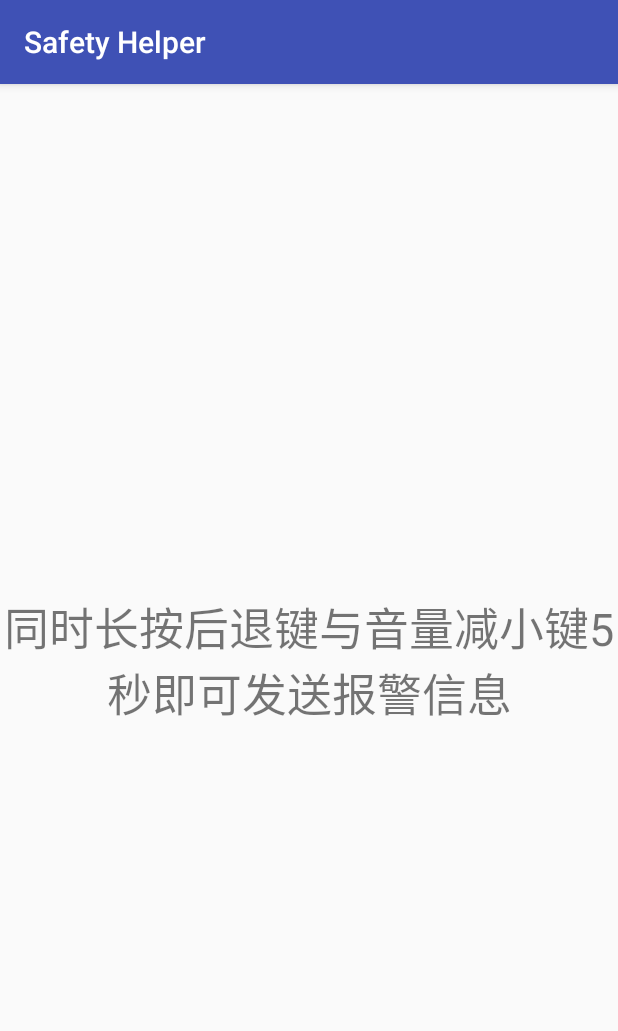
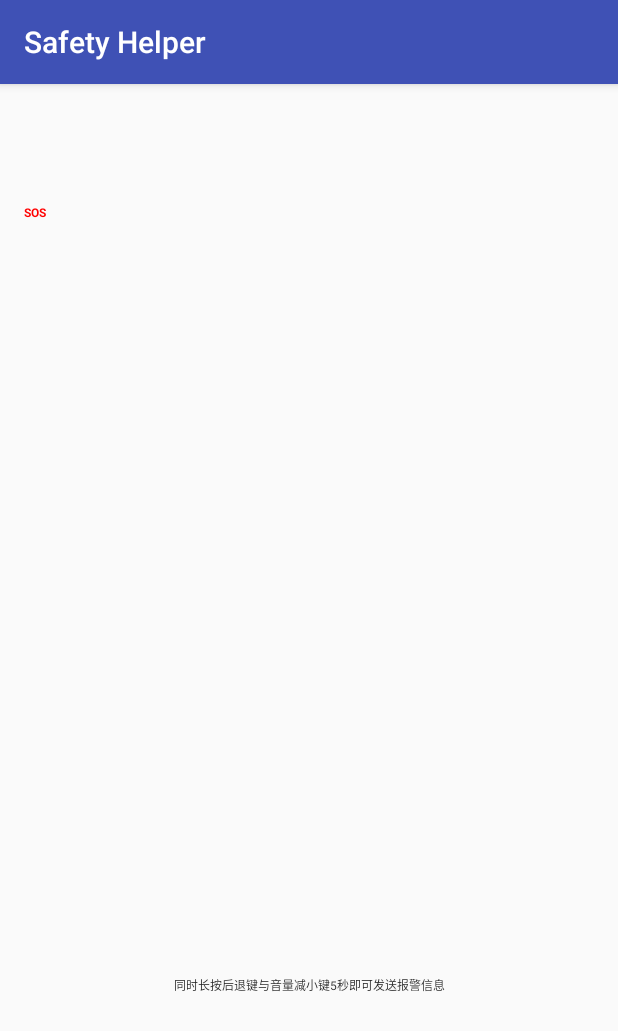
Before and after one commit to WhuRsSafetyHelper/SafetyHelper9.11, an Android app: the Police screen opened directly, with no data from a screen before it, on a phone screen of 412 x 824 dp. Shown: the top 1031 px of the screen. Run offline under Robolectric (Android 15) with nearby library versions, the phone set to English and light mode, and no system bars; libraries missing offline, so code that uses them is left out: com.github.amlcurran.showcaseview; 2 statements that could not run were skipped.

Commit message:
"police"meihua

```diff
--- a/app/build.gradle
+++ b/app/build.gradle
@@ -85,4 +85,5 @@ dependencies {
     implementation 'com.android.support:support-v4:28.0.0-alpha3'
 
     implementation 'com.linroid.filtermenu:library:0.2.+@aar'
+    implementation 'com.github.amlcurran.showcaseview:library:5.4.3'
 }
--- a/app/src/main/java/com/example/lenovo/safetyhelper/Police.java
+++ b/app/src/main/java/com/example/lenovo/safetyhelper/Police.java
@@ -22,16 +22,38 @@ import org.apache.http.util.EntityUtils;
 
 import java.io.IOException;
 import java.io.UnsupportedEncodingException;
+import android.content.Intent;
+import android.app.Activity;
+import android.os.Build;
+import android.view.View;
+/*import com.espian.showcaseview.sample.R;*/
+import com.github.amlcurran.showcaseview.ShowcaseView;
+import com.github.amlcurran.showcaseview.targets.Target;
+import com.github.amlcurran.showcaseview.targets.ViewTarget;
 
-public class Police extends AppCompatActivity {
+
+public class Police extends AppCompatActivity implements View.OnClickListener{
      TextView tv;
     int mBackKeyAction, mVolumnDownKeyAction;
     long mActionTime;
+
+    //布局
+    private ShowcaseView showcaseView;
+    private int counter = 0;
+    private TextView textView1;
+
     @Override
     protected void onCreate(Bundle savedInstanceState) {
         super.onCreate(savedInstanceState);
         setContentView(R.layout.activity_police);
         tv=findViewById(R.id.police);
+
+        textView1 = (TextView) findViewById(R.id.textView);
+        showcaseView = new ShowcaseView.Builder(this)
+                .setTarget(new ViewTarget(findViewById(R.id.textView)))
+                .setOnClickListener(this)
+                .build();
+        showcaseView.setButtonText(getString(R.string.cancel));
     }
 
 
@@ -59,7 +81,7 @@ public class Police extends AppCompatActivity {
             mActionTime = 0;
         }
 
-        //长按，且Back键和音量变大键没松
+        //长按，且Back键和音量变小键没松
 
         if (isLongPress()&& mVolumnDownKeyAction == KeyEvent.ACTION_DOWN && mBackKeyAction == KeyEvent.ACTION_DOWN ) {
             //do something
@@ -69,9 +91,9 @@ public class Police extends AppCompatActivity {
             //事件不下发啦
             return true;
         }
-        else{
+        /*else{
             tv.setText("222");
-        }
+        }*/
 
         return super.dispatchKeyEvent(event);
     }
@@ -122,4 +144,45 @@ public class Police extends AppCompatActivity {
         }).start();
 
         }
+
+        //布局
+        private void setAlpha(float alpha, View... views) {
+            if (Build.VERSION.SDK_INT >= Build.VERSION_CODES.HONEYCOMB) {
+                for (View view : views) {
+                    view.setAlpha(alpha);
+                }
+            }
+        }
+
+    @Override
+    public void onClick(View v) {
+
+        Intent intent = new Intent(Police.this, Mmenu.class);
+        startActivity(intent);
+
+/*        switch (counter) {
+            case 0:
+                showcaseView.setShowcase(new ViewTarget(textView2), true);
+                Intent intent = new Intent(ttt.this, Mmenu.class);
+                startActivity(intent);
+                break;
+
+            case 1:
+                showcaseView.setTarget(Target.NONE);
+                showcaseView.setContentTitle("Check it out");
+                showcaseView.setContentText("You don't always need a target to showcase");
+                showcaseView.setButtonText(getString(R.string.close));
+                setAlpha(0.4f, textView1, textView2, textView3);
+                break;
+
+            case 2:
+                showcaseView.hide();
+                setAlpha(1.0f, textView1, textView2, textView3);
+                break;
+        }
+        counter++;*/
+
+
+
+    }
 }
--- a/app/src/main/res/layout/activity_police.xml
+++ b/app/src/main/res/layout/activity_police.xml
@@ -5,11 +5,55 @@
     android:layout_width="match_parent"
     android:layout_height="match_parent"
     tools:context=".Police">
+    tools:layout_editor_absoluteY="25dp">
+
+    <LinearLayout xmlns:android="http://schemas.android.com/apk/res/android"
+        android:id="@+id/linearLayout"
+        android:layout_width="0dp"
+        android:layout_height="0dp"
+        android:orientation="vertical"
+        android:padding="16dp"
+        app:layout_constraintBottom_toBottomOf="parent"
+        app:layout_constraintEnd_toEndOf="parent"
+        app:layout_constraintStart_toStartOf="parent"
+        app:layout_constraintTop_toTopOf="parent">
+
+        <TextView
+            android:id="@+id/textView"
+            android:layout_width="180dp"
+            android:layout_height="108dp"
+            android:layout_alignParentLeft="true"
+            android:layout_alignParentTop="true"
+            android:layout_marginTop="64dp"
+            android:text="@string/anim_first"
+            android:textAppearance="?android:attr/textAppearanceLarge"
+            android:textColor="#FF0000"
+            android:textSize="@dimen/showcase_radius_inner"
+            android:textStyle="bold" />
+        <!--  <TextView
+            android:id="@+id/textView2"
+            android:layout_width="wrap_content"
+            android:layout_height="wrap_content"
+            android:layout_alignParentBottom="false"
+            android:layout_alignParentRight="false"
+            android:layout_centerInParent="true"
+            android:text="@string/anim_second"
+            android:textAppearance="?android:attr/textAppearanceLarge" />-->
+
+
+    </LinearLayout>
+
     <TextView
-        android:layout_width="match_parent"
-        android:layout_height="match_parent"
         android:id="@+id/police"
-        android:text="同时长按后退键与音量减小键5秒即可发送报警信息"
-        android:textSize="30dp"
+        android:layout_width="361dp"
+        android:layout_height="71dp"
+        android:layout_marginBottom="131dp"
+        android:text="@string/anim_second"
+        android:textAppearance="?android:attr/textAppearanceLarge"
+        android:textSize="@dimen/text_padding"
+        app:layout_constraintBottom_toBottomOf="parent"
+        app:layout_constraintEnd_toEndOf="parent"
+        app:layout_constraintStart_toStartOf="parent"
         android:gravity="center"/>
+
 </android.support.constraint.ConstraintLayout>
--- a/app/src/main/res/values/strings.xml
+++ b/app/src/main/res/values/strings.xml
@@ -17,4 +17,12 @@
     <string name="title_activity_test">test</string>
     <string name="article">test!!</string>
     <string name="action_github">Github</string>
+
+
+
+    <string name="anim_first">SOS</string>
+    <string name="anim_second">同时长按后退键与音量减小键5秒即可发送报警信息</string>
+    <string name="anim_third">Finally this!</string>
+    <string name="cancel">Cancel</string>
+    <string name="close">Close</string>
 </resources>
```
Also changed, not shown: app/src/main/AndroidManifest.xml (+8 -4 lines), app/src/main/res/layout/activity_mmenu.xml (+0 -36 lines), app/src/main/res/layout/activity_route.xml (+21 -3 lines).
